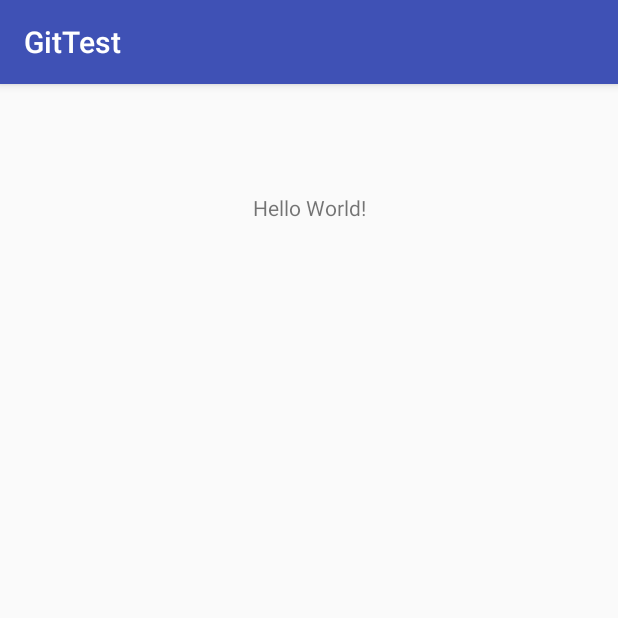
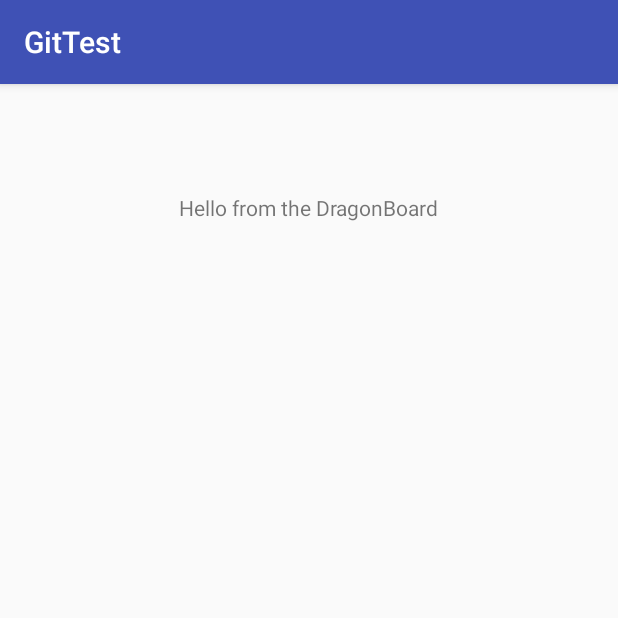
Before and after one commit to Dreamweaver83/GitExample, an Android app: the screen it shows after launch (GitTestActivity), on a phone screen of 412 x 824 dp, the top half of it. Run offline under Robolectric (Android 15) with nearby library versions, the phone set to English and light mode, and no system bars.

Commit message:
Changed text to reference to string value Changed string value to Hello world from Dragonboard

```diff
--- a/app/src/main/res/layout/activity_git_test.xml
+++ b/app/src/main/res/layout/activity_git_test.xml
@@ -9,7 +9,7 @@
     <TextView
         android:layout_width="wrap_content"
         android:layout_height="wrap_content"
-        android:text="Hello World!"
+        android:text="@string/hello_world"
         app:layout_constraintBottom_toBottomOf="parent"
         app:layout_constraintLeft_toLeftOf="parent"
         app:layout_constraintRight_toRightOf="parent"
--- a/app/src/main/res/values/strings.xml
+++ b/app/src/main/res/values/strings.xml
@@ -1,3 +1,4 @@
 <resources>
     <string name="app_name">GitTest</string>
+    <string name="hello_world">Hello from the DragonBoard</string>
 </resources>
```
